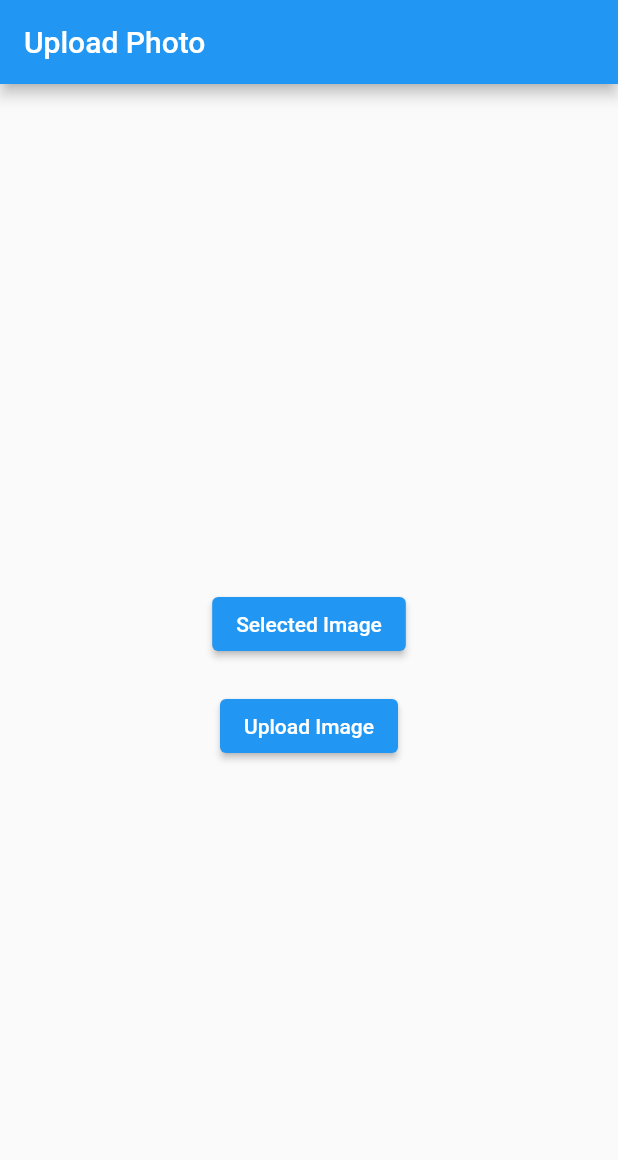
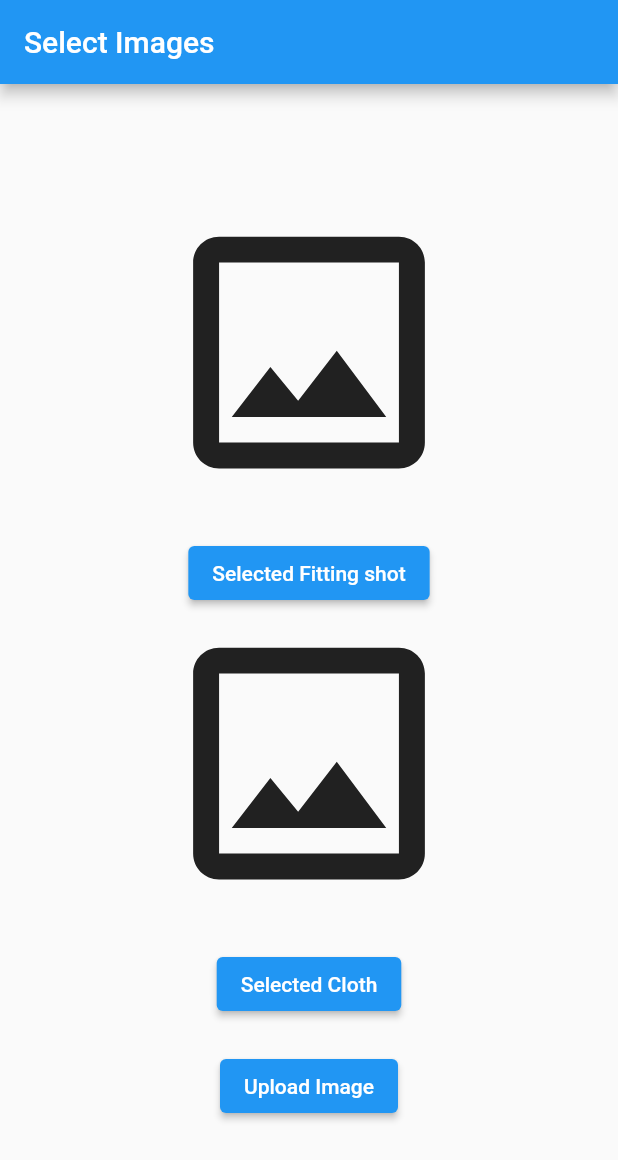
Before and after one commit to Johyonghoon/flutter_howsfit, a Flutter app: the screen it shows after launch, on a phone screen of 412 x 824 dp. Shown: the top 1160 px of the screen. Run offline on Flutter 3.47's test engine with Material 2 defaults, Android fonts, the phone set to English and light mode, and no system bars; our stand-ins replace image_picker.

Commit message:
flutter-fastapi send two images complete

```diff
--- a/lib/main.dart
+++ b/lib/main.dart
@@ -1,10 +1,10 @@
 import 'package:flutter/material.dart';
-import 'package:flutter_howsfit/screens/home_screen.dart';
+import 'package:flutter_howsfit/screens/images_upload_screen.dart';
 
 void main() {
   runApp(
     MaterialApp(
-      home: HomeScreen(),
+      home: ImageUploader(),
     ),
   );
 }
--- a/lib/screens/home_screen.dart
+++ /dev/null
@@ -1,71 +0,0 @@
-import 'dart:io';
-import 'package:flutter/material.dart';
-import 'package:flutter/cupertino.dart';
-import 'package:image_picker/image_picker.dart';
-import 'package:http/http.dart' as http;
-
-class HomeScreen extends StatefulWidget {
-  const HomeScreen({Key? key}) : super(key: key);
-
-  @override
-  State<HomeScreen> createState() => _HomeScreenState();
-}
-
-class _HomeScreenState extends State<HomeScreen> {
-  late File _image;
-
-  Future getImage() async {
-    final pickedFile =
-        await ImagePicker().pickImage(source: ImageSource.gallery);
-
-    setState(() {
-      _image = File(pickedFile!.path);
-    });
-  }
-
-  Future uploadImage() async {
-    final uri = Uri.parse('https://example.com/upload');
-    final request = http.MultipartRequest('POST', uri);
-    final file = await http.MultipartFile.fromPath('image', _image.path);
-
-    request.files.add(file);
-
-    final response = await request.send();
-
-    if (response.statusCode == 200) {
-      print("Image Upload");
-    } else {
-      print("Image Upload failed");
-    }
-  }
-
-  @override
-  Widget build(BuildContext context) {
-    return Scaffold(
-      appBar: AppBar(
-        title: Text("Upload Photo"),
-      ),
-      body: Center(
-        child: Column(
-          mainAxisAlignment: MainAxisAlignment.center,
-          children: [
-            SizedBox(
-              height: 20.0,
-            ),
-            ElevatedButton(
-              onPressed: getImage,
-              child: Text("Selected Image"),
-            ),
-            SizedBox(
-              height: 20.0,
-            ),
-            ElevatedButton(
-              onPressed: uploadImage,
-              child: Text("Upload Image"),
-            ),
-          ],
-        ),
-      ),
-    );
-  }
-}
--- /dev/null
+++ b/lib/screens/images_upload_screen.dart
@@ -0,0 +1,161 @@
+import 'dart:io';
+import 'package:flutter/material.dart';
+import 'package:flutter/cupertino.dart';
+import 'package:image_picker/image_picker.dart';
+import 'package:http/http.dart' as http;
+
+class ImageUploader extends StatefulWidget {
+  const ImageUploader({Key? key}) : super(key: key);
+
+  @override
+  State<ImageUploader> createState() => _ImageUploaderState();
+}
+
+class _ImageUploaderState extends State<ImageUploader> {
+  List<File> _images = [];
+  File? _model;
+  File? _cloth;
+
+  Future getModel() async {
+    final pickedFile =
+        await ImagePicker().pickImage(source: ImageSource.gallery);
+
+    setState(() {
+      _model = File(pickedFile!.path);
+    });
+  }
+
+  Future getCloth() async {
+    final pickedFile =
+        await ImagePicker().pickImage(source: ImageSource.gallery);
+
+    setState(() {
+      _cloth = File(pickedFile!.path);
+    });
+  }
+
+  Future<http.Response> uploadImage(File modelFile, File clothFile) async {
+    var request = http.MultipartRequest(
+      'POST',
+      Uri.parse('http://127.0.0.1:8000/upload'),
+    );
+
+    request.files.add(
+      await http.MultipartFile.fromPath(
+        'model',
+        modelFile.path,
+      )
+    );
+
+    request.files.add(
+      await http.MultipartFile.fromPath(
+        'cloth',
+        clothFile.path,
+      )
+    );
+
+    var response = await request.send();
+
+    if (response.statusCode == 200) {
+      print("Image Upload");
+
+    } else {
+      print("Image Upload failed");
+    }
+    return await http.Response.fromStream(response);
+  }
+
+  @override
+  Widget build(BuildContext context) {
+    final _imageSize = MediaQuery.of(context).size.width / 2;
+
+    return Scaffold(
+      appBar: AppBar(
+        title: Text("Select Images"),
+      ),
+      body: Center(
+        child: Column(
+          mainAxisAlignment: MainAxisAlignment.center,
+          children: [
+
+            if (_model == null)
+              Container(
+                constraints: BoxConstraints(
+                  maxHeight: _imageSize,
+                  minWidth: _imageSize,
+                ),
+                child: Center(
+                  child: Icon(
+                    Icons.image_outlined,
+                    size: _imageSize,
+                  ),
+                ),
+              )
+            else
+              Container(
+                width: _imageSize,
+                height: _imageSize,
+                decoration: BoxDecoration(
+                  shape: BoxShape.rectangle,
+                  border: Border.all(
+                    width: 2, color: Theme.of(context).colorScheme.primary),
+                  image: DecorationImage(
+                    image: FileImage(File(_model!.path)),
+                    fit: BoxFit.cover),
+                  ),
+                ),
+            SizedBox(
+              height: 20.0,
+            ),
+            ElevatedButton(
+              onPressed: getModel,
+              child: Text("Selected Fitting shot"),
+            ),
+            if (_cloth == null)
+              Container(
+                constraints: BoxConstraints(
+                  maxHeight: _imageSize,
+                  minWidth: _imageSize,
+                ),
+                child: Center(
+                  child: Icon(
+                    Icons.image_outlined,
+                    size: _imageSize,
+                  ),
+                ),
+              )
+            else
+              Container(
+                width: _imageSize,
+                height: _imageSize,
+                decoration: BoxDecoration(
+                  shape: BoxShape.rectangle,
+                  border: Border.all(
+                      width: 2, color: Theme.of(context).colorScheme.primary),
+                  image: DecorationImage(
+                      image: FileImage(File(_cloth!.path)),
+                      fit: BoxFit.cover),
+                ),
+              ),
+            SizedBox(
+              height: 20.0,
+            ),
+            ElevatedButton(
+              onPressed: getCloth,
+              child: Text("Selected Cloth"),
+            ),
+            SizedBox(
+              height: 20.0,
+            ),
+            ElevatedButton(
+              onPressed: () => {
+                uploadImage(_model!, _cloth!),
+              },
+              child: Text("Upload Image"),
+            ),
+          ],
+        ),
+      ),
+    );
+  }
+}
--- a/pubspec.yaml
+++ b/pubspec.yaml
@@ -36,6 +36,7 @@ dependencies:
   # Use with the CupertinoIcons class for iOS style icons.
   cupertino_icons: ^1.0.2
   image_picker: ^0.8.6+4
+  dio: ^5.0.2
 
 dev_dependencies:
   flutter_test:
```
Also changed, not shown: lib/screens/gpt.dart (added, +116 -0 lines), lib/screens/sample.dart (added, +164 -0 lines), lib/layout/upload_layout.dart (added), pubspec.lock, 4 other files.
